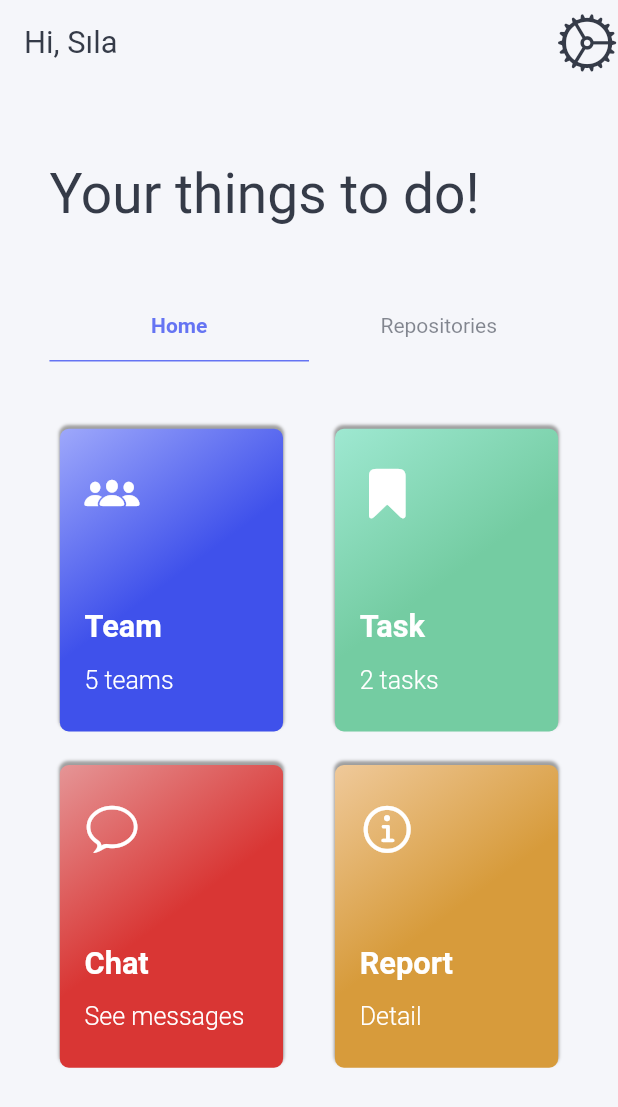
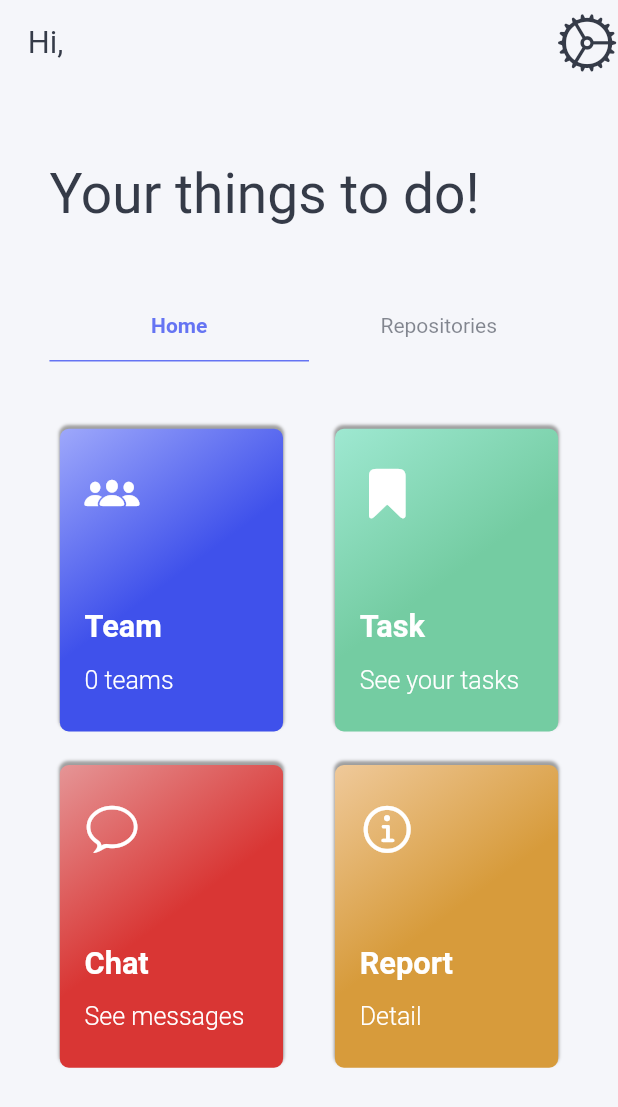
Before and after one commit to aytugsevgi/OnlineTeamManagement, a Flutter app: the HomeView screen opened directly, on a phone screen of 412 x 824 dp. Shown: the top 1107 px of the screen. Run offline on Flutter 3.47's test engine with Material 2 defaults, Android fonts, the light colour scheme and no system bars; our stand-ins replace cloud_firestore, firebase_auth, flushbar; missing offline and left inert: awesome_page_transitions; accounts and stored records are empty.

Commit message:
create team v2

```diff
--- a/lib/controller/home_controller.dart
+++ b/lib/controller/home_controller.dart
@@ -1,7 +1,13 @@
 import 'package:flutter/material.dart';
+import 'package:online_team_management/model/User.dart';
 import 'package:online_team_management/service/auth_service.dart';
 
 class HomeController with ChangeNotifier {
+  Future<User> currentUser() async {
+    User user = await AuthService().currentUser();
+    return user;
+  }
+
   Future<bool> signOut() async {
     return await AuthService().singOut();
   }
--- a/lib/view/home_view/home_view.dart
+++ b/lib/view/home_view/home_view.dart
@@ -1,6 +1,7 @@
 import 'package:flutter/cupertino.dart';
 import 'package:flutter/material.dart';
 import 'package:online_team_management/controller/home_controller.dart';
+import 'package:online_team_management/model/User.dart';
 import 'package:online_team_management/util/extension.dart';
 import 'package:online_team_management/view/auth_view/login_view.dart';
 import 'package:online_team_management/view/home_view/widget/home_card.dart';
@@ -12,9 +13,16 @@
 class HomeView extends StatelessWidget {
   @override
   Widget build(BuildContext context) {
+    return FutureBuilder<User>(
+        future:
+            Provider.of<HomeController>(context, listen: false).currentUser(),
+        builder: (context, snapshot) {
+          if (snapshot.connectionState == ConnectionState.waiting) {
+            return Material(color: Colors.white, child: LoadingView());
+          }
           return Scaffold(
               backgroundColor: context.themeData.primaryColorLight,
-        appBar: _appBar(context),
+              appBar: _appBar(context, snapshot.data),
               body: Column(
                 crossAxisAlignment: CrossAxisAlignment.start,
                 children: <Widget>[
@@ -55,8 +63,9 @@
                                   color: context.themeData.accentColor,
                                   fontWeight: FontWeight.w700),
                               labelColor: context.themeData.accentColor,
-                        unselectedLabelColor:
-                            context.themeData.primaryColorDark.withOpacity(0.6),
+                              unselectedLabelColor: context
+                                  .themeData.primaryColorDark
+                                  .withOpacity(0.6),
                               tabs: [
                                 Tab(
                                   text: "Home",
@@ -69,7 +78,7 @@
                               flex: 63,
                               child: TabBarView(
                                 children: [
-                            homeTab(context),
+                                  homeTab(context, snapshot.data),
                                   repoTab(),
                                 ],
                               ))
@@ -80,14 +89,15 @@
                   Spacer(flex: 13),
                 ],
               ));
+        });
   }
 
-  AppBar _appBar(BuildContext context) {
+  AppBar _appBar(BuildContext context, User user) {
     return AppBar(
       elevation: 0,
       centerTitle: false,
       title: Text(
-        "Hi, Sıla",
+        "Hi, ${user.firstName}",
         textAlign: TextAlign.center,
         style: TextStyle(
             color: context.themeData.primaryColorDark,
@@ -117,7 +127,7 @@
   }
 }
 
-Widget homeTab(BuildContext context) {
+Widget homeTab(BuildContext context, User user) {
   return Column(
     children: <Widget>[
       Spacer(flex: 10),
@@ -139,7 +149,7 @@
                     ],
                     icon: CupertinoIcons.group_solid,
                     title: "Team",
-                    subtitle: "5 teams",
+                    subtitle: "${user.membership.length} teams",
                     onTap: () {
                       Navigator.of(context).push(
                         FadeRoute(
@@ -160,7 +170,7 @@
                     ],
                     icon: CupertinoIcons.bookmark_solid,
                     title: "Task",
-                    subtitle: "2 tasks",
+                    subtitle: "See your tasks",
                   ),
                 ),
                 Spacer(flex: 2),
```
Also changed, not shown: lib/controller/team_controller.dart (+15 -0 lines), lib/model/Team.dart (+13 -1 lines), lib/view/team_view/create_team_view.dart (+99 -3 lines), lib/view/team_view/team_detail_view.dart (+8 -0 lines). Lines whose indentation alone changed are shown as unchanged.
